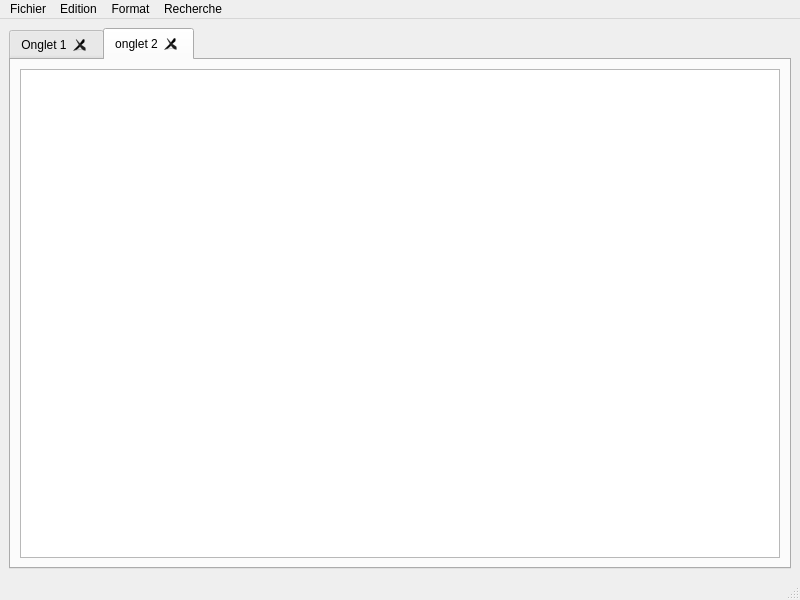
This is projetcplus/mainwindow.ui in FoulonEdouard/ProjetCplusAjc as Qt 5 draws it before an edit. The edited form follows.
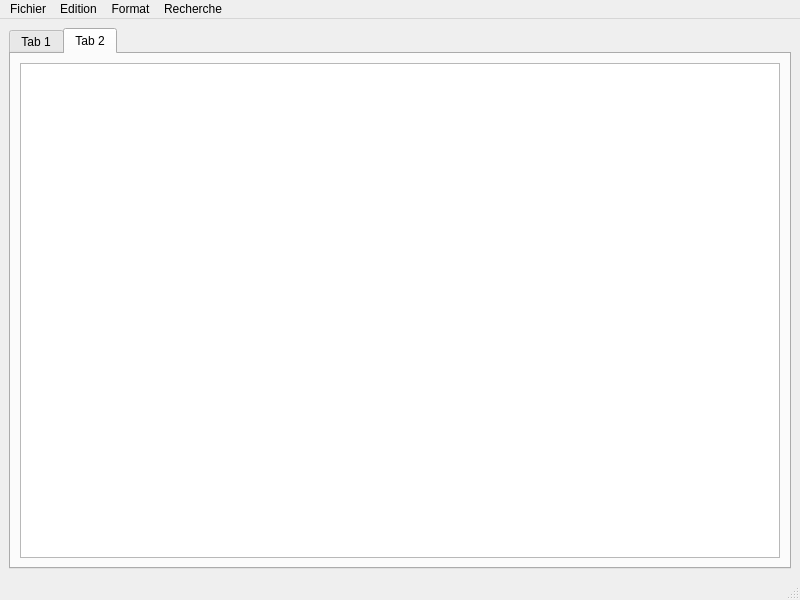
This is the edited form.

What changed in the file:
```diff
--- a/projetcplus/mainwindow.ui
+++ b/projetcplus/mainwindow.ui
@@ -23,12 +23,9 @@
       <property name="currentIndex">
        <number>1</number>
       </property>
-      <property name="tabsClosable">
-       <bool>true</bool>
-      </property>
-      <widget class="QWidget" name="Onglet1">
+      <widget class="QWidget" name="tab">
        <attribute name="title">
-        <string>Onglet 1</string>
+        <string>Tab 1</string>
        </attribute>
        <layout class="QVBoxLayout" name="verticalLayout_2">
         <item>
@@ -36,12 +33,9 @@
         </item>
        </layout>
       </widget>
-      <widget class="QWidget" name="onglet2">
-       <property name="enabled">
-        <bool>true</bool>
-       </property>
+      <widget class="QWidget" name="tab_2">
        <attribute name="title">
-        <string>onglet 2</string>
+        <string>Tab 2</string>
        </attribute>
        <layout class="QHBoxLayout" name="horizontalLayout">
         <item>
```
Left out of the diff: 3 changed lines with no effect on the pictures.
